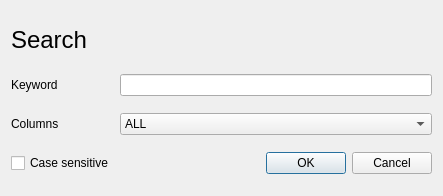
First picture: the form in popupviews/searchwidget.ui, repository hallamlab/MetaPathwaysGUI, before the edit.
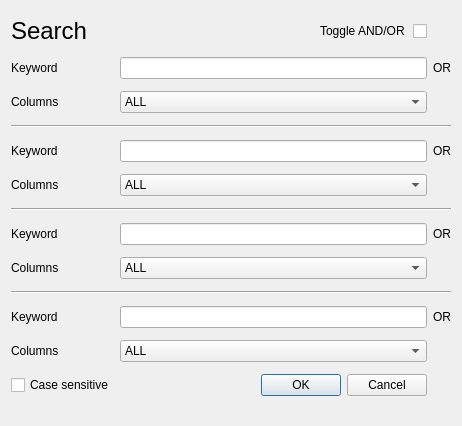
Second picture: the form after the edit.

Patch:
```diff
--- a/popupviews/searchwidget.ui
+++ b/popupviews/searchwidget.ui
@@ -6,15 +6,15 @@
    <rect>
     <x>0</x>
     <y>0</y>
-    <width>443</width>
-    <height>196</height>
+    <width>462</width>
+    <height>426</height>
    </rect>
   </property>
   <property name="windowTitle">
    <string>Form</string>
   </property>
   <layout class="QGridLayout" name="gridLayout">
-   <item row="0" column="0" colspan="2">
+   <item row="0" column="0">
     <widget class="QLabel" name="label_2">
      <property name="maximumSize">
       <size>
@@ -32,6 +32,16 @@
      </property>
     </widget>
    </item>
+   <item row="0" column="1">
+    <widget class="QCheckBox" name="andOR">
+     <property name="layoutDirection">
+      <enum>Qt::RightToLeft</enum>
+     </property>
+     <property name="text">
+      <string>Toggle AND/OR </string>
+     </property>
+    </widget>
+   </item>
    <item row="1" column="0">
     <widget class="QLabel" name="label">
      <property name="text">
@@ -40,7 +50,20 @@
     </widget>
    </item>
    <item row="1" column="1">
-    <widget class="QLineEdit" name="keyword"/>
+    <widget class="QLineEdit" name="keyword_1"/>
+   </item>
+   <item row="1" column="2">
+    <widget class="QLabel" name="andORlabel_1">
+     <property name="sizePolicy">
+      <sizepolicy hsizetype="Minimum" vsizetype="Preferred">
+       <horstretch>0</horstretch>
+       <verstretch>0</verstretch>
+      </sizepolicy>
+     </property>
+     <property name="text">
+      <string>OR</string>
+     </property>
+    </widget>
    </item>
    <item row="2" column="0">
     <widget class="QLabel" name="label_3">
@@ -58,20 +81,158 @@
      </item>
     </widget>
    </item>
-   <item row="3" column="1">
+   <item row="3" column="0" colspan="3">
+    <widget class="Line" name="line">
+     <property name="orientation">
+      <enum>Qt::Horizontal</enum>
+     </property>
+    </widget>
+   </item>
+   <item row="4" column="0">
+    <widget class="QLabel" name="label_5">
+     <property name="text">
+      <string>Keyword</string>
+     </property>
+    </widget>
+   </item>
+   <item row="4" column="1">
+    <widget class="QLineEdit" name="keyword_2"/>
+   </item>
+   <item row="4" column="2">
+    <widget class="QLabel" name="andORlabel_2">
+     <property name="sizePolicy">
+      <sizepolicy hsizetype="Fixed" vsizetype="Preferred">
+       <horstretch>0</horstretch>
+       <verstretch>0</verstretch>
+      </sizepolicy>
+     </property>
+     <property name="text">
+      <string>OR</string>
+     </property>
+    </widget>
+   </item>
+   <item row="5" column="0">
+    <widget class="QLabel" name="label_4">
+     <property name="text">
+      <string>Columns</string>
+     </property>
+    </widget>
+   </item>
+   <item row="5" column="1">
+    <widget class="QComboBox" name="columnSelect_2">
+     <item>
+      <property name="text">
+       <string>ALL</string>
+      </property>
+     </item>
+    </widget>
+   </item>
+   <item row="6" column="0" colspan="3">
+    <widget class="Line" name="line_2">
+     <property name="orientation">
+      <enum>Qt::Horizontal</enum>
+     </property>
+    </widget>
+   </item>
+   <item row="7" column="0">
+    <widget class="QLabel" name="label_9">
+     <property name="text">
+      <string>Keyword</string>
+     </property>
+    </widget>
+   </item>
+   <item row="7" column="1">
+    <widget class="QLineEdit" name="keyword_3"/>
+   </item>
+   <item row="7" column="2">
+    <widget class="QLabel" name="andORlabel_3">
+     <property name="sizePolicy">
+      <sizepolicy hsizetype="Fixed" vsizetype="Preferred">
+       <horstretch>0</horstretch>
+       <verstretch>0</verstretch>
+      </sizepolicy>
+     </property>
+     <property name="text">
+      <string>OR</string>
+     </property>
+    </widget>
+   </item>
+   <item row="8" column="0">
+    <widget class="QLabel" name="label_10">
+     <property name="text">
+      <string>Columns</string>
+     </property>
+    </widget>
+   </item>
+   <item row="8" column="1">
+    <widget class="QComboBox" name="columnSelect_3">
+     <item>
+      <property name="text">
+       <string>ALL</string>
+      </property>
+     </item>
+    </widget>
+   </item>
+   <item row="9" column="0" colspan="3">
+    <widget class="Line" name="line_3">
+     <property name="orientation">
+      <enum>Qt::Horizontal</enum>
+     </property>
+    </widget>
+   </item>
+   <item row="10" column="0">
+    <widget class="QLabel" name="label_12">
+     <property name="text">
+      <string>Keyword</string>
+     </property>
+    </widget>
+   </item>
+   <item row="10" column="1">
+    <widget class="QLineEdit" name="keyword_4"/>
+   </item>
+   <item row="10" column="2">
+    <widget class="QLabel" name="andORlabel_4">
+     <property name="sizePolicy">
+      <sizepolicy hsizetype="Fixed" vsizetype="Preferred">
+       <horstretch>0</horstretch>
+       <verstretch>0</verstretch>
+      </sizepolicy>
+     </property>
+     <property name="text">
+      <string>OR</string>
+     </property>
+    </widget>
+   </item>
+   <item row="11" column="0">
+    <widget class="QLabel" name="label_13">
+     <property name="text">
+      <string>Columns</string>
+     </property>
+    </widget>
+   </item>
+   <item row="11" column="1">
+    <widget class="QComboBox" name="columnSelect_4">
+     <item>
+      <property name="text">
+       <string>ALL</string>
+      </property>
+     </item>
+    </widget>
+   </item>
+   <item row="12" column="0">
+    <widget class="QCheckBox" name="caseSensitive">
+     <property name="text">
+      <string>Case sensitive</string>
+     </property>
+    </widget>
+   </item>
+   <item row="12" column="1">
     <widget class="QDialogButtonBox" name="okAndCancel">
      <property name="standardButtons">
       <set>QDialogButtonBox::Cancel|QDialogButtonBox::Ok</set>
      </property>
     </widget>
    </item>
-   <item row="3" column="0">
-    <widget class="QCheckBox" name="caseSensitive">
-     <property name="text">
-      <string>Case sensitive</string>
-     </property>
-    </widget>
-   </item>
   </layout>
  </widget>
  <resources/>
```
Left out of the diff: 2 changed lines with no effect on the pictures.
